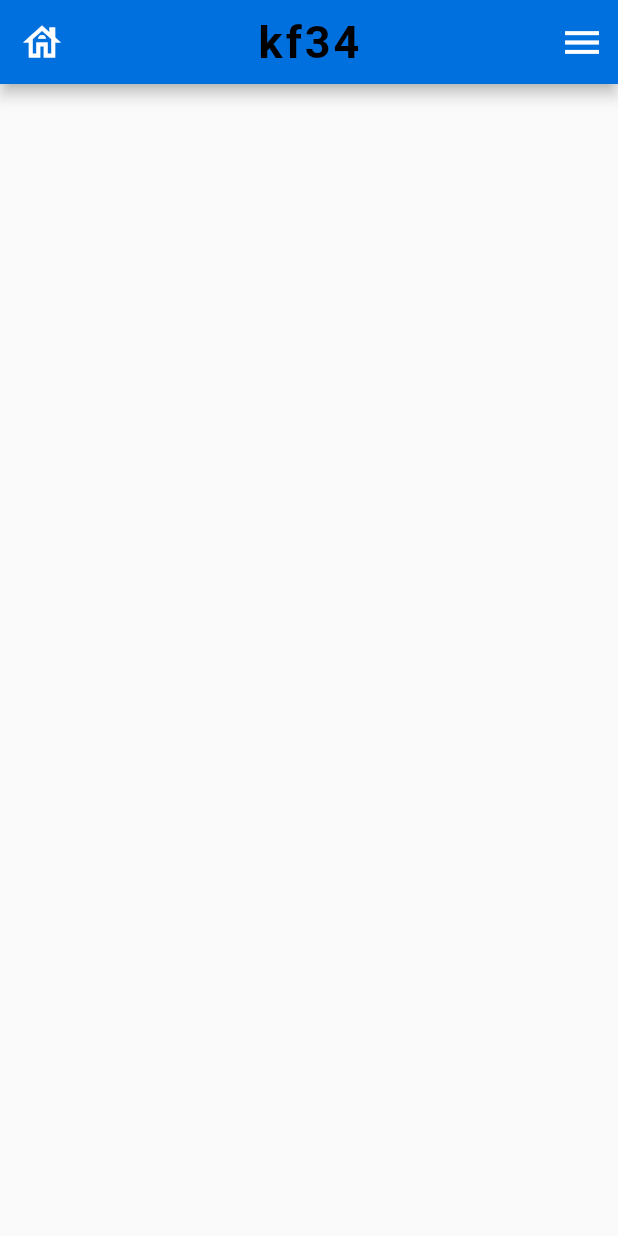
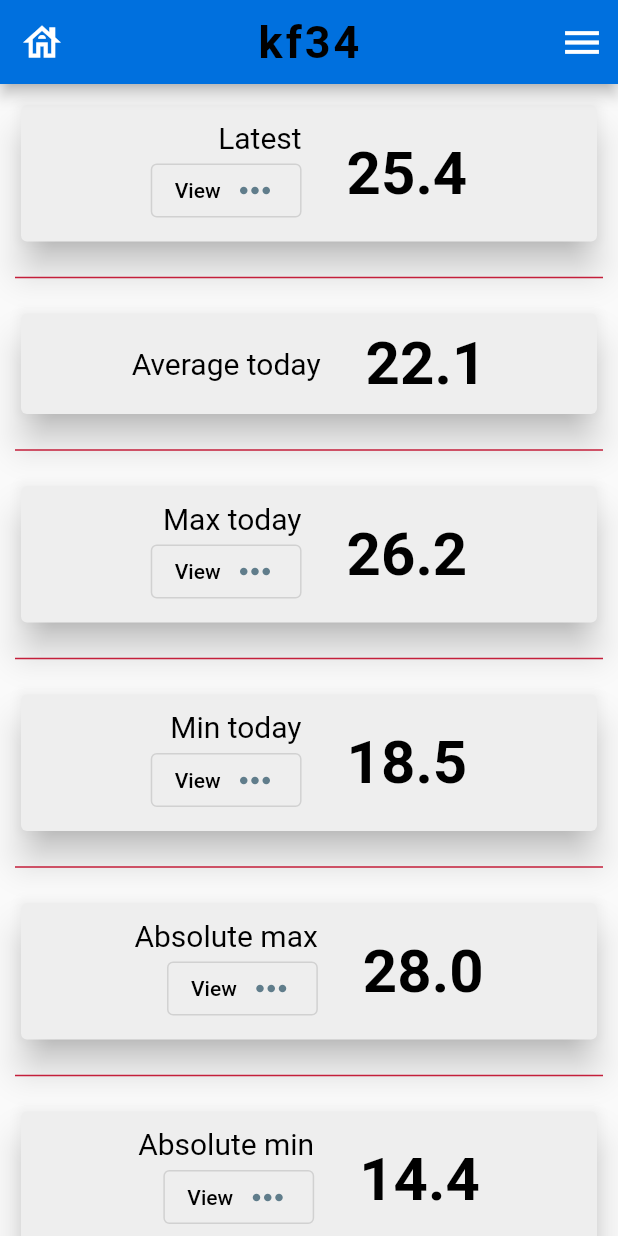
Before and after one commit to david-slatinek/kf34, a Flutter app: the screen it shows after launch, on a phone screen of 412 x 824 dp. Run offline on Flutter 3.47's test engine with Material 2 defaults, Android fonts, the phone set to English and light mode, and no system bars; our stand-ins replace flutter_secure_storage; network calls fail.

Commit message:
Add widgets to the home page with static data

```diff
--- a/app/lib/pages/home.dart
+++ b/app/lib/pages/home.dart
@@ -23,6 +23,69 @@ class _HomeState extends State<Home> {
   void initState() {
     super.initState();
     setup();
+  }
+
+  Widget buildCard(
+      {required BuildContext context,
+      required String text,
+      required double value,
+      bool addViewButton = true}) {
+    return Card(
+      elevation: 10,
+      color: Colors.grey[200],
+      child: Padding(
+        padding: const EdgeInsets.only(bottom: 10, top: 10),
+        child: Column(
+          children: [
+            Row(
+              mainAxisAlignment: MainAxisAlignment.center,
+              children: [
+                Column(
+                  crossAxisAlignment: CrossAxisAlignment.end,
+                  children: [
+                    Text(
+                      text,
+                      style: const TextStyle(color: Colors.black, fontSize: 20),
+                    ),
+                    if (addViewButton)
+                      OutlinedButton.icon(
+                        onPressed: () {},
+                        icon: const Text(
+                          'View',
+                          style: TextStyle(color: Colors.black),
+                        ),
+                        label: const Icon(
+                          Icons.more_horiz,
+                          size: 30,
+                          color: Colors.blueGrey,
+                        ),
+                      )
+                  ],
+                ),
+                const SizedBox(
+                  width: 30,
+                ),
+                Text(
+                  value.toString(),
+                  style: const TextStyle(
+                      fontSize: 40,
+                      color: Colors.black,
+                      fontWeight: FontWeight.bold),
+                ),
+              ],
+            ),
+          ],
+        ),
+      ),
+    );
+  }
+
+  Widget buildDivider(BuildContext context) {
+    return const Divider(
+      color: Color.fromRGBO(196, 31, 59, 1),
+      thickness: 1,
+      height: 40,
+    );
   }
 
   @override
@@ -55,6 +118,25 @@ class _HomeState extends State<Home> {
           ),
           centerTitle: true,
         ),
-    );
+        body: ListView(
+          padding: const EdgeInsets.all(10),
+          children: [
+            buildCard(context: context, text: "Latest", value: 25.40),
+            buildDivider(context),
+            buildCard(
+                context: context,
+                text: "Average today",
+                value: 22.10,
+                addViewButton: false),
+            buildDivider(context),
+            buildCard(context: context, text: 'Max today', value: 26.2),
+            buildDivider(context),
+            buildCard(context: context, text: 'Min today', value: 18.5),
+            buildDivider(context),
+            buildCard(context: context, text: 'Absolute max', value: 28),
+            buildDivider(context),
+            buildCard(context: context, text: 'Absolute min', value: 14.4),
+          ],
+        ));
   }
 }
--- a/app/lib/services/avg_result.dart
+++ b/app/lib/services/avg_result.dart
@@ -5,7 +5,7 @@ import 'package:app/services/return_fields.dart';
 import 'package:http/http.dart';
 
 class AvgResult extends ReturnFields {
-  double data = -1;
+  double data = -999;
 
   AvgResult({required DeviceType type}) : super(type: type);
 
--- a/app/lib/services/data.dart
+++ b/app/lib/services/data.dart
@@ -1,8 +1,8 @@
 class Data {
-  int idData = -1;
+  int idData = -999;
   String capture = '';
-  double value = -1;
-  int? fkDevice = -1;
+  double value = -999;
+  int? fkDevice = -999;
 
   Data(
       {required this.idData,
--- a/app/lib/services/max_min_result.dart
+++ b/app/lib/services/max_min_result.dart
@@ -5,7 +5,7 @@ import 'package:app/services/return_fields.dart';
 import 'package:app/services/device_type.dart';
 
 class MaxMinResult extends ReturnFields {
-  double data = -1;
+  double data = -999;
   List<String> captured = [];
 
   MaxMinResult({required DeviceType type}) : super(type: type);
```
Lines whose indentation alone changed are shown as unchanged.
